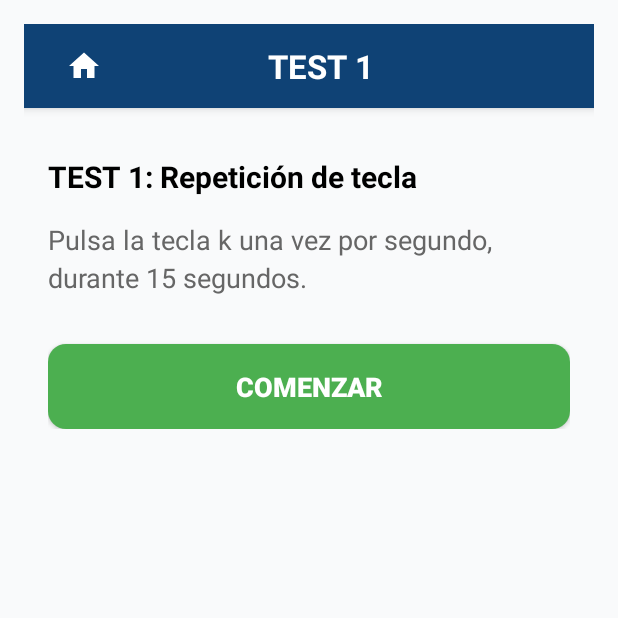
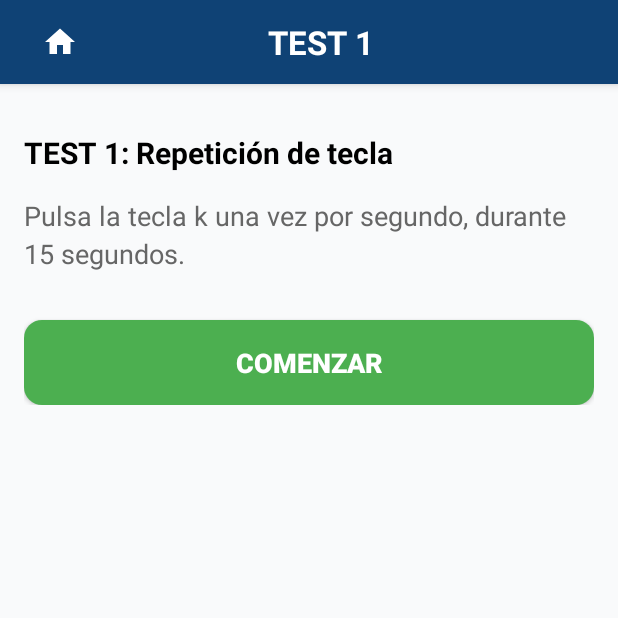
Before and after one commit to evaset/TremorApp, an Android app built with Jetpack Compose: the Test1Activity screen opened directly, with no data from a screen before it, on a phone screen of 412 x 824 dp, the top half of it. Run offline under Robolectric (Android 15) with nearby library versions, the light colour scheme and no system bars.

Commit message:
Mejoras en al app

```diff
--- a/app/src/main/res/layout/activity_test1.xml
+++ b/app/src/main/res/layout/activity_test1.xml
@@ -5,7 +5,7 @@
     android:layout_width="match_parent"
     android:layout_height="match_parent"
     android:background="@color/primary"
-    android:padding="16dp"
+    android:padding="0dp"
     tools:context=".tests.Test1Activity">
 
     <!-- Barra superioir -->
@@ -90,7 +90,8 @@
                 android:lineSpacingExtra="4dp"
                 android:text="@string/test1_description"
                 android:textColor="@color/instructions"
-                android:textSize="18sp" />
+                android:textSize="18sp"
+                android:visibility="gone" />
 
             <!-- Botón de inicio -->
             <Button
--- a/app/src/main/res/layout/activity_test2.xml
+++ b/app/src/main/res/layout/activity_test2.xml
@@ -90,7 +90,8 @@
                 android:lineSpacingExtra="4dp"
                 android:text="@string/test2_description"
                 android:textColor="@color/instructions"
-                android:textSize="18sp" />
+                android:textSize="18sp"
+                android:visibility="gone" />
 
             <TextView
                 android:id="@+id/tvSentence"
--- a/app/src/main/res/layout/activity_test3.xml
+++ b/app/src/main/res/layout/activity_test3.xml
@@ -90,16 +90,17 @@
                 android:lineSpacingExtra="4dp"
                 android:text="@string/test3_description"
                 android:textColor="@color/instructions"
-                android:textSize="18sp" />
+                android:textSize="18sp"
+                android:visibility="gone" />
 
             <TextView
                 android:id="@+id/tvSentence"
                 android:layout_width="match_parent"
                 android:layout_height="wrap_content"
                 android:layout_marginTop="16dp"
+                android:gravity="center"
                 android:text="@string/test3_sentence"
                 android:textColor="@color/instructions"
-                android:gravity="center"
                 android:textSize="18sp"
                 android:textStyle="bold" />
 
--- a/app/src/main/res/layout/activity_test5.xml
+++ b/app/src/main/res/layout/activity_test5.xml
@@ -1,6 +1,5 @@
 <?xml version="1.0" encoding="utf-8"?>
-<androidx.constraintlayout.widget.ConstraintLayout
-    xmlns:android="http://schemas.android.com/apk/res/android"
+<androidx.constraintlayout.widget.ConstraintLayout xmlns:android="http://schemas.android.com/apk/res/android"
     xmlns:app="http://schemas.android.com/apk/res-auto"
     xmlns:tools="http://schemas.android.com/tools"
     android:layout_width="match_parent"
@@ -91,7 +90,8 @@
                 android:lineSpacingExtra="4dp"
                 android:text="@string/test5_description"
                 android:textColor="@color/instructions"
-                android:textSize="18sp" />
+                android:textSize="18sp"
+                android:visibility="gone" />
 
             <!-- Botón de inicio -->
             <Button
--- a/app/src/main/res/layout/activity_test7.xml
+++ b/app/src/main/res/layout/activity_test7.xml
@@ -90,7 +90,8 @@
                 android:lineSpacingExtra="4dp"
                 android:text="@string/test7_description"
                 android:textColor="@color/instructions"
-                android:textSize="18sp" />
+                android:textSize="18sp"
+                android:visibility="gone" />
 
             <!-- TextView para mostrar el bloque actual -->
             <TextView
```
Also changed, not shown: app/src/main/java/com/example/tremorapp/tests/Test1Activity.kt (+4 -1 lines), app/src/main/java/com/example/tremorapp/tests/Test2Activity.kt (+4 -0 lines), app/src/main/java/com/example/tremorapp/tests/Test3Activity.kt (+4 -0 lines), app/src/main/java/com/example/tremorapp/tests/Test5Activity.kt (+12 -5 lines), app/src/main/java/com/example/tremorapp/tests/Test6Activity.kt (+15 -8 lines), app/src/main/java/com/example/tremorapp/tests/Test7Activity.kt (+5 -1 lines).
